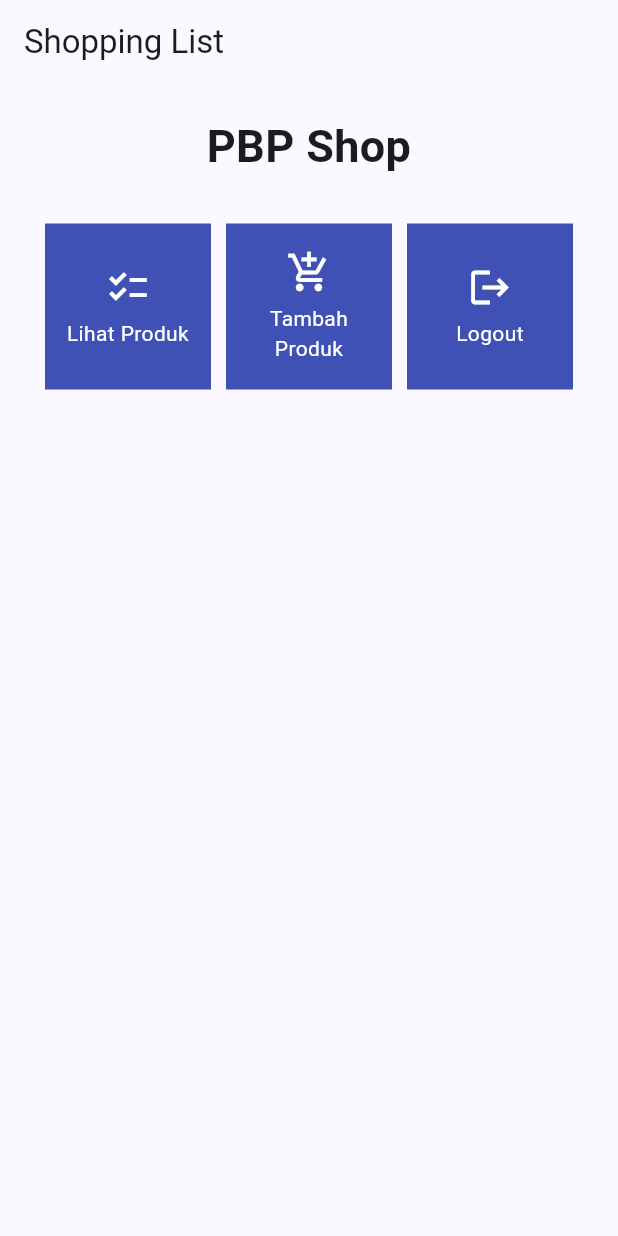
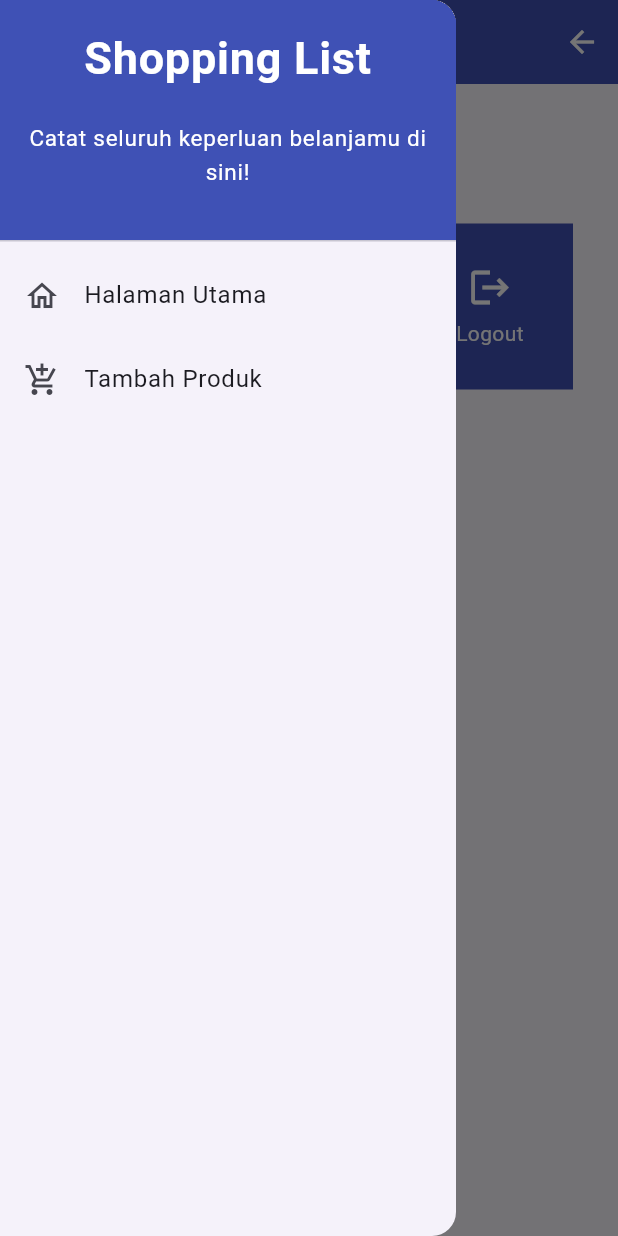
Before and after one commit to terbang11day/shopping-list-mobile, a Flutter app: the screen it shows after launch, with the side drawer open (before the commit the screen has no drawer), on a phone screen of 412 x 824 dp. Run offline on Flutter 3.47's test engine with Material 2 defaults, Android fonts, the phone set to English and light mode, and no system bars.

Commit message:
menyelesaikan tutorial 7

```diff
--- a/lib/main.dart
+++ b/lib/main.dart
@@ -1,5 +1,5 @@
+import 'package:shopping_list/screens/menu.dart';
 import 'package:flutter/material.dart';
-import 'package:shopping_list/menu.dart';
 
 void main() {
   runApp(const MyApp());
--- a/lib/menu.dart
+++ b/lib/screens/menu.dart
@@ -1,59 +1,15 @@
 import 'package:flutter/material.dart';
-
-class ShopItem {
-  final String name;
-  final IconData icon;
-
-  ShopItem(this.name, this.icon);
-}
-
-class ShopCard extends StatelessWidget {
-  final ShopItem item;
-
-  const ShopCard(this.item, {super.key}); // Constructor
-
-  @override
-  Widget build(BuildContext context) {
-    return Material(
-      color: Colors.indigo,
-      child: InkWell(
-        // Area responsive terhadap sentuhan
-        onTap: () {
-          // Memunculkan SnackBar ketika diklik
-          ScaffoldMessenger.of(context)
-            ..hideCurrentSnackBar()
-            ..showSnackBar(SnackBar(
-                content: Text("Kamu telah menekan tombol ${item.name}!")));
-        },
-        child: Container(
-          // Container untuk menyimpan Icon dan Text
-          padding: const EdgeInsets.all(8),
-          child: Center(
-            child: Column(
-              mainAxisAlignment: MainAxisAlignment.center,
-              children: [
-                Icon(
-                  item.icon,
-                  color: Colors.white,
-                  size: 30.0,
-                ),
-                const Padding(padding: EdgeInsets.all(3)),
-                Text(
-                  item.name,
-                  textAlign: TextAlign.center,
-                  style: const TextStyle(color: Colors.white),
-                ),
-              ],
-            ),
-          ),
-        ),
-      ),
-    );
-  }
-}
+import 'package:shopping_list/widgets/shop_card.dart';
+import 'package:shopping_list/widgets/left_drawer.dart';
 
 class MyHomePage extends StatelessWidget {
   MyHomePage({Key? key}) : super(key: key);
+
+  final List<ShopItem> items = [
+    ShopItem("Lihat Produk", Icons.checklist),
+    ShopItem("Tambah Produk", Icons.add_shopping_cart),
+    ShopItem("Logout", Icons.logout),
+  ];
 
   // This widget is the home page of your application. It is stateful, meaning
   // that it has a State object (defined below) that contains fields that affect
@@ -63,26 +19,27 @@ class MyHomePage extends StatelessWidget {
   // case the title) provided by the parent (in this case the App widget) and
   // used by the build method of the State. Fields in a Widget subclass are
   // always marked "final".
-  final List<ShopItem> items = [
-    ShopItem("Lihat Produk", Icons.checklist),
-    ShopItem("Tambah Produk", Icons.add_shopping_cart),
-    ShopItem("Logout", Icons.logout),
-  ];
-
   @override
   Widget build(BuildContext context) {
-    // This method is rerun every time setState is called, for instance as done
-    // by the _incrementCounter method above.
-    //
-    // The Flutter framework has been optimized to make rerunning build methods
-    // fast, so that you can just rebuild anything that needs updating rather
-    // than having to individually change instances of widgets.
     return Scaffold(
       appBar: AppBar(
         title: const Text(
           'Shopping List',
         ),
+        backgroundColor: Colors.indigo,
+        foregroundColor: Colors.white,
+        actions: [
+          // Add a leading action that triggers Navigator.pop when pressed
+          IconButton(
+            icon: Icon(Icons.arrow_back),
+            onPressed: () {
+              Navigator.pop(context);
+            },
+          ),
+        ],
       ),
+      // Masukkan drawer sebagai parameter nilai drawer dari widget Scaffold
+      drawer: const LeftDrawer(),
       body: SingleChildScrollView(
         // Widget wrapper yang dapat discroll
         child: Padding(
@@ -122,5 +79,4 @@ class MyHomePage extends StatelessWidget {
       ),
     );
   }
-
 }
--- /dev/null
+++ b/lib/widgets/left_drawer.dart
@@ -0,0 +1,65 @@
+import 'package:flutter/material.dart';
+import 'package:shopping_list/screens/menu.dart';
+import 'package:shopping_list/screens/shoplist_form.dart';
+
+class LeftDrawer extends StatelessWidget {
+  const LeftDrawer({super.key});
+
+  @override
+  Widget build(BuildContext context) {
+    return Drawer(
+      child: ListView(
+        children: [
+         const DrawerHeader(
+            decoration: BoxDecoration(
+              color: Colors.indigo,
+            ),
+            child: Column(
+              children: [
+                Text(
+                  'Shopping List',
+                  textAlign: TextAlign.center,
+                  style: TextStyle(
+                    fontSize: 30,
+                    fontWeight: FontWeight.bold,
+                    color: Colors.white,
+                  ),
+                ),
+                Padding(padding: EdgeInsets.all(10)),
+                Text("Catat seluruh keperluan belanjamu di sini!",
+                  textAlign: TextAlign.center,
+                  style: TextStyle(
+                    fontSize: 15,
+                    fontWeight: FontWeight.normal,
+                    color: Colors.white,
+                  ),
+                ),
+              ],
+            ),
+          ),
+          ListTile(
+            leading: const Icon(Icons.home_outlined),
+            title: const Text('Halaman Utama'),
+            // Bagian redirection ke MyHomePage
+            onTap: () {
+              Navigator.pushReplacement(
+                  context,
+                  MaterialPageRoute(
+                    builder: (context) => MyHomePage(),
+                  ));
+            },
+          ),
+          ListTile(
+            leading: const Icon(Icons.add_shopping_cart),
+            title: const Text('Tambah Produk'),
+            // Bagian redirection ke ShopFormPage
+            onTap: () {
+              Navigator.push(context,
+              MaterialPageRoute(builder: (context) => const ShopFormPage()));
+            },
+          ),
+        ],
+      ),
+    );
+  }
+}
--- /dev/null
+++ b/lib/widgets/shop_card.dart
@@ -0,0 +1,60 @@
+import 'package:flutter/material.dart';
+import 'package:shopping_list/screens/shoplist_form.dart';
+
+class ShopItem {
+  final String name;
+  final IconData icon;
+
+  ShopItem(this.name, this.icon);
+}
+
+class ShopCard extends StatelessWidget {
+  final ShopItem item;
+
+  const ShopCard(this.item, {super.key}); // Constructor
+
+  @override
+  Widget build(BuildContext context) {
+    return Material(
+      color: Colors.indigo,
+      child: InkWell(
+        // Area responsive terhadap sentuhan
+        onTap: () {
+          // Memunculkan SnackBar ketika diklik
+          ScaffoldMessenger.of(context)
+            ..hideCurrentSnackBar()
+            ..showSnackBar(SnackBar(
+                content: Text("Kamu telah menekan tombol ${item.name}!")));
+           // Navigate ke route yang sesuai (tergantung jenis tombol)
+          if (item.name == "Tambah Produk") {
+            Navigator.push(context,
+            MaterialPageRoute(builder: (context) => const ShopFormPage()));
+          }
+        },
+
+        child: Container(
+          // Container untuk menyimpan Icon dan Text
+          padding: const EdgeInsets.all(8),
+          child: Center(
+            child: Column(
+              mainAxisAlignment: MainAxisAlignment.center,
+              children: [
+                Icon(
+                  item.icon,
+                  color: Colors.white,
+                  size: 30.0,
+                ),
+                const Padding(padding: EdgeInsets.all(3)),
+                Text(
+                  item.name,
+                  textAlign: TextAlign.center,
+                  style: const TextStyle(color: Colors.white),
+                ),
+              ],
+            ),
+          ),
+        ),
+      ),
+    );
+  }
+}
```
Also changed, not shown: lib/screens/shoplist_form.dart (added, +164 -0 lines).
